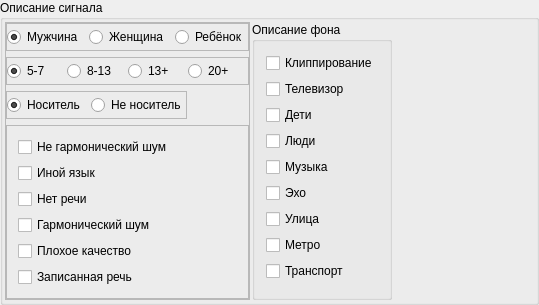
The window that speech_utility/signaldescframe/signaldescframe.ui (AlexLexx706/speech_ut) describes before a commit, drawn with Qt 5.
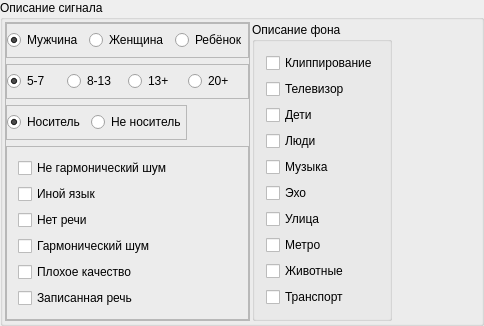
The same window after the commit.

Commit message: update signal desc view, add child age, and animals

What changed in the file:
```diff
--- a/speech_utility/signaldescframe/signaldescframe.ui
+++ b/speech_utility/signaldescframe/signaldescframe.ui
@@ -6,7 +6,7 @@
    <rect>
     <x>0</x>
     <y>0</y>
-    <width>539</width>
+    <width>484</width>
     <height>305</height>
    </rect>
   </property>
@@ -367,6 +367,13 @@
            </property>
           </widget>
          </item>
+         <item>
+          <widget class="QCheckBox" name="checkBox_animals">
+           <property name="text">
+            <string>Животные</string>
+           </property>
+          </widget>
+         </item>
          <item>
           <widget class="QCheckBox" name="checkBox_transport">
            <property name="text">
```
The commit also changes 1 other file.
